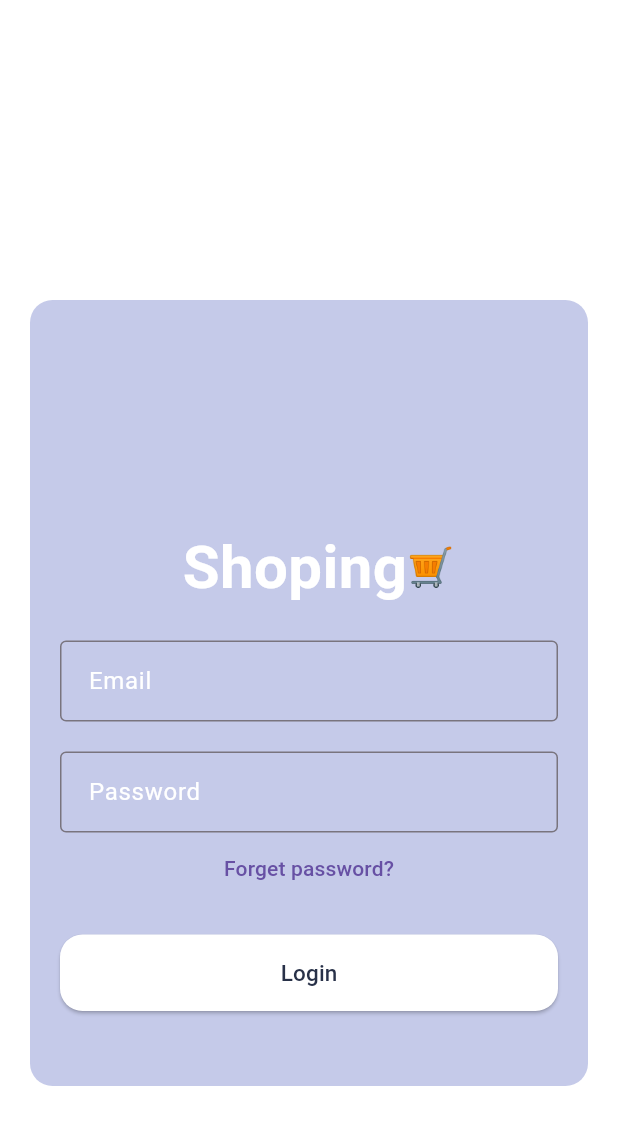
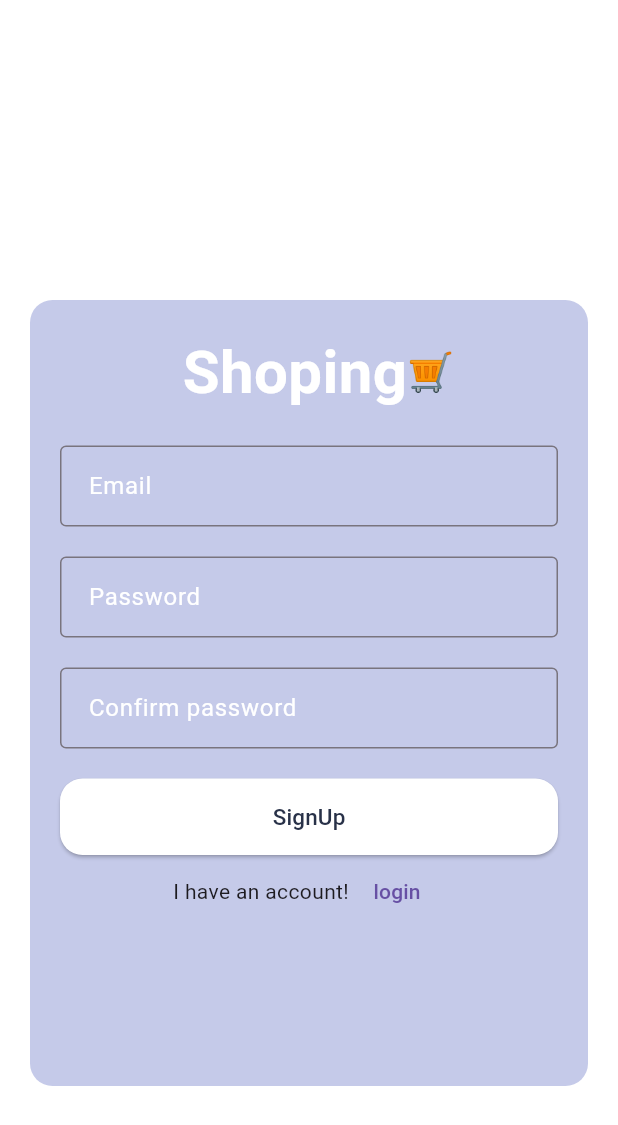
Before and after one commit to sujoodabumarzoq/shoping_firebase, a Flutter app: the screen it shows after launch, on a phone screen of 412 x 824 dp. Shown: the top 1125 px of the screen. Run offline on Flutter 3.47's test engine with Material 2 defaults, Android fonts, the phone set to English and light mode, and no system bars.

Commit message:
finsh dising

```diff
--- a/lib/Features/login/presentation/login__screen.dart
+++ b/lib/Features/login/presentation/login__screen.dart
@@ -21,7 +21,7 @@ class _LoginScreenState extends State<LoginScreen> {
               color: Colors.indigo.shade100,
               borderRadius: const BorderRadius.all(Radius.circular(15))),
           child: const Padding(
-            padding: EdgeInsets.only(top: 50,right: 20,bottom: 50,left: 20),
+            padding: EdgeInsets.only(top: 20,right: 20,bottom: 100,left: 20),
             child: BodyLogin(),
           ),
         ),
--- a/lib/Features/login/presentation/widgets/body_login.dart
+++ b/lib/Features/login/presentation/widgets/body_login.dart
@@ -1,5 +1,6 @@
 import 'package:flutter/material.dart';
 import 'package:shoping/Features/home/presentation/HomeScreen.dart';
+import 'package:shoping/Features/signup/presentation/SignUp__screen.dart';
 
 class BodyLogin extends StatelessWidget {
   const BodyLogin({
@@ -38,7 +39,7 @@ class BodyLogin extends StatelessWidget {
             hintText: 'Email',
             hintStyle: TextStyle(color: Colors.white),
             border: OutlineInputBorder(
-              borderSide: BorderSide(color: Colors.black), // لون الحدود
+              borderSide: BorderSide(color: Colors.black),
             ),
           ),
           style: TextStyle(color: Colors.white),
@@ -70,14 +71,14 @@ class BodyLogin extends StatelessWidget {
             Navigator.pushReplacement(
               context,
               MaterialPageRoute(
-                builder: (context) => HomeScreen(),
+                builder: (context) => const HomeScreen(),
               ),
             );
           },
           style: ElevatedButton.styleFrom(
             backgroundColor: Colors.white,
             shape: RoundedRectangleBorder(
-              borderRadius: BorderRadius.circular(15.0), // تعيين حواف مدورة
+              borderRadius: BorderRadius.circular(15.0),
             ),
             padding: const EdgeInsets.symmetric(vertical: 15),
             minimumSize: const Size(double.infinity, 0),
@@ -90,6 +91,25 @@ class BodyLogin extends StatelessWidget {
             ),
           ),
         ),
+        Center(
+          child: Row(
+            mainAxisAlignment: MainAxisAlignment.center,
+
+            children: [
+              const Text("I don't have an account!"),
+              TextButton(onPressed: () {
+                Navigator.pushReplacement(
+                  context,
+                  MaterialPageRoute(
+                    builder: (context) => const SignUp(),
+                  ),
+                );
+              },
+                  child: const Text("SignUp")),
+            ],
+          ),
+        ),
+
       ],
     );
   }
--- a/lib/Features/signup/presentation/SignUp__screen.dart
+++ b/lib/Features/signup/presentation/SignUp__screen.dart
@@ -1,5 +1,5 @@
 import 'package:flutter/material.dart';
-import 'package:shoping/Features/login/presentation/widgets/body_login.dart';
+import 'package:shoping/Features/signup/presentation/widgets/body_SignUpn.dart';
 
 class SignUp extends StatefulWidget {
   const SignUp({super.key});
@@ -21,8 +21,8 @@ class _SignUpState extends State<SignUp> {
               color: Colors.indigo.shade100,
               borderRadius: const BorderRadius.all(Radius.circular(15))),
           child: const Padding(
-            padding: EdgeInsets.only(top: 50,right: 20,bottom: 50,left: 20),
-            child: BodyLogin(),
+            padding: EdgeInsets.only(top:20,right: 20,bottom: 100,left: 20),
+            child: BodySignUp(),
           ),
         ),
       ),
--- a/lib/Features/signup/presentation/widgets/body_SignUpn.dart
+++ b/lib/Features/signup/presentation/widgets/body_SignUpn.dart
@@ -1,5 +1,6 @@
 import 'package:flutter/material.dart';
 import 'package:shoping/Features/home/presentation/HomeScreen.dart';
+import 'package:shoping/Features/login/presentation/login__screen.dart';
 class BodySignUp extends StatelessWidget {
   const BodySignUp({
     super.key,
@@ -8,6 +9,7 @@ class BodySignUp extends StatelessWidget {
   @override
   Widget build(BuildContext context) {
     return Column(
+      mainAxisSize: MainAxisSize.max,
       crossAxisAlignment: CrossAxisAlignment.center,
       //mainAxisAlignment: MainAxisAlignment.center,
       children: [
@@ -60,12 +62,26 @@ class BodySignUp extends StatelessWidget {
         const SizedBox(
           height: 20,
         ),
+        const TextField(
+          decoration: InputDecoration(
+            contentPadding: EdgeInsets.all(15.0),
+            hintText: 'Confirm password',
+            hintStyle: TextStyle(color: Colors.white),
+            border: OutlineInputBorder(
+              borderSide: BorderSide(color: Colors.black),
+            ),
+          ),
+          style: TextStyle(color: Colors.white),
+        ),
+        const SizedBox(
+          height: 20,
+        ),
         ElevatedButton(
           onPressed: () {
             Navigator.pushReplacement(
               context,
               MaterialPageRoute(
-                builder: (context) => HomeScreen(),
+                builder: (context) => const HomeScreen(),
               ),
             );
           },
@@ -79,13 +95,30 @@ class BodySignUp extends StatelessWidget {
             minimumSize: const Size(double.infinity, 0),
           ),
           child: const Text(
-            ' Login ',
+            ' SignUp ',
             style: TextStyle(
               color: Color(0xff283148),
               fontSize: 15,
             ),
           ),
         ),
+        Row(
+          mainAxisAlignment: MainAxisAlignment.center,
+          children: [
+            const Text("I have an account!"),
+            TextButton(onPressed: () {
+              Navigator.pushReplacement(
+                context,
+                MaterialPageRoute(
+                  builder: (context) => const LoginScreen(),
+                ),
+              );
+
+
+            },
+                child: const Text("login")),
+          ],
+        ),
       ],
     );
   }
--- a/lib/main.dart
+++ b/lib/main.dart
@@ -1,8 +1,6 @@
 import 'package:flutter/material.dart';
 import 'package:flutter/services.dart';
-// import 'package:shoping/Features/home/presentation/HomeScreen.dart';
-
-import 'Features/login/presentation/login__screen.dart';
+import 'package:shoping/Features/signup/presentation/SignUp__screen.dart';
 
 void main() {
   SystemChrome.setSystemUIOverlayStyle(const SystemUiOverlayStyle(
@@ -21,7 +19,7 @@ class MyApp extends StatelessWidget {
       theme: ThemeData(
         useMaterial3: true,
       ),
-      home: const LoginScreen(),
+      home: const SignUp(),
     );
   }
 }
--- a/pubspec.yaml
+++ b/pubspec.yaml
@@ -35,7 +35,7 @@ dependencies:
   # The following adds the Cupertino Icons font to your application.
   # Use with the CupertinoIcons class for iOS style icons.
   cupertino_icons: ^1.0.2
-  adobe_xd: ^2.0.1
+  conditional_builder_null_safety: ^0.0.6
 
 dev_dependencies:
   flutter_test:
```
Also changed, not shown: pubspec.lock.
